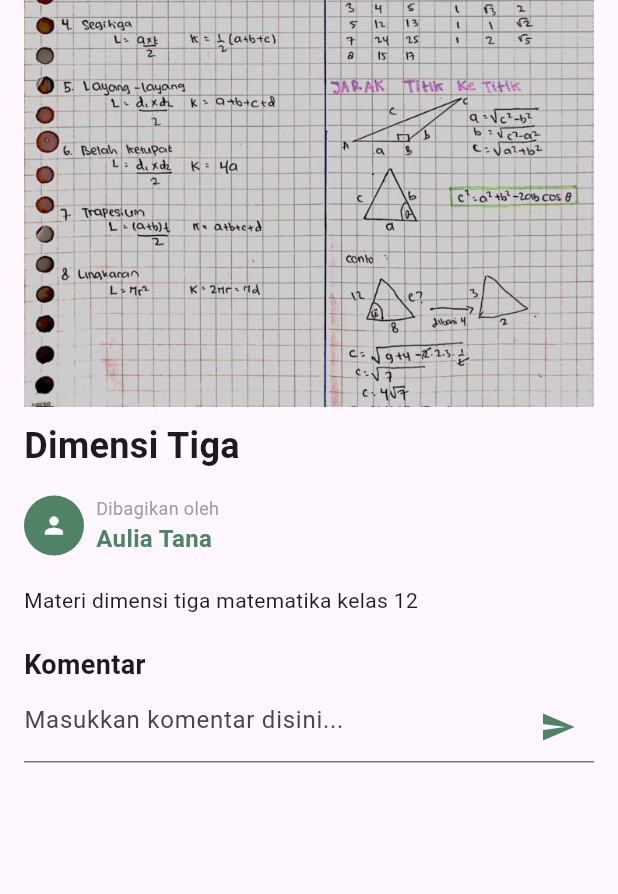
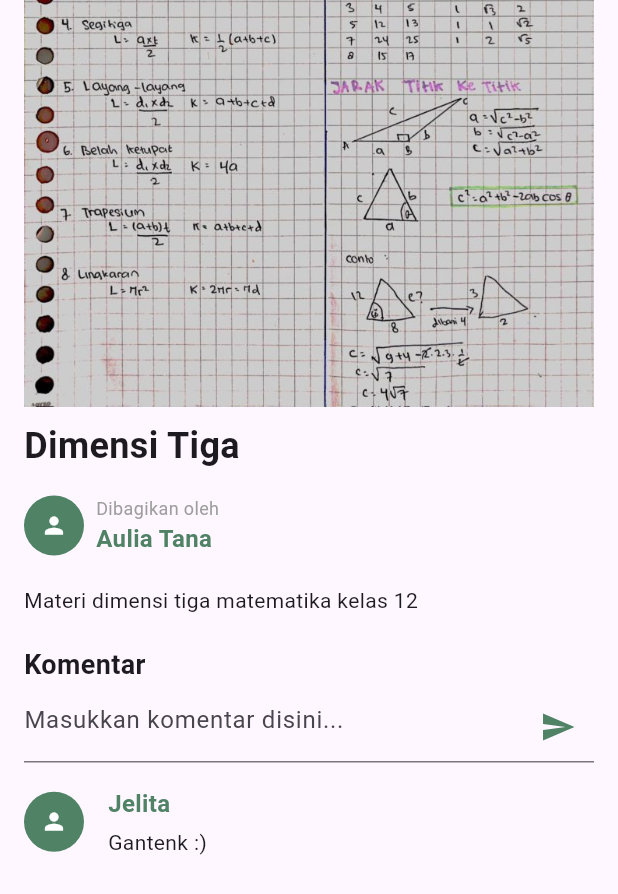
Before and after one commit to faizanrasyad/berbagi-catatan, a Flutter app: the DetailCatatan screen opened directly with sample values from the repository, scrolled down 333 dp, on a phone screen of 412 x 824 dp. Shown: the top 894 px of the screen. Run offline on Flutter 3.47's test engine with Material 3 defaults, Android fonts, the light colour scheme and no system bars; missing offline and left inert: dart:ffi.

Commit message:
Fitur Komen DONE!!!

```diff
--- a/lib/data/komen_data.dart
+++ b/lib/data/komen_data.dart
@@ -10,5 +10,7 @@
 
   KomenData._internal();
 
-  List<Komen> komen = [];
+  List<Komen> komen = [
+    Komen(catatanId: 1, author: 'Jelita', komen: 'Gantenk :)')
+  ];
 }
--- a/lib/model/komen_model.dart
+++ b/lib/model/komen_model.dart
@@ -1,5 +1,7 @@
+import 'dart:ffi';
+
 class Komen {
-  String catatanId;
+  int catatanId;
   String author;
   String komen;
 
--- a/lib/pages/detail_catatan.dart
+++ b/lib/pages/detail_catatan.dart
@@ -1,6 +1,10 @@
+import 'package:berbagi_catatan/data/komen_data.dart';
+import 'package:berbagi_catatan/data/login_data.dart';
 import 'package:berbagi_catatan/model/catatan_model.dart';
+import 'package:berbagi_catatan/model/komen_model.dart';
 import 'package:berbagi_catatan/resources/color.dart';
 import 'package:flutter/material.dart';
+import 'package:flutter/widgets.dart';
 
 class DetailCatatan extends StatefulWidget {
   final Catatan catatan;
@@ -13,14 +17,28 @@
 class _DetailCatatanState extends State<DetailCatatan> {
   TextEditingController commentController = TextEditingController();
   final formkey = GlobalKey<FormState>();
+  List<Komen> komenList = [];
+
+  @override
+  void initState() {
+    // TODO: implement initState
+    super.initState();
+    komenList = KomenData().komen;
+  }
+
   @override
   Widget build(BuildContext context) {
     Catatan catatan = widget.catatan;
+    komenList = KomenData()
+        .komen
+        .where((element) => element.catatanId == catatan.id)
+        .toList();
     double height = MediaQuery.of(context).size.height;
 
     return Scaffold(
       resizeToAvoidBottomInset: false,
-      body: SafeArea(
+      body: Expanded(
+        child: SafeArea(
             child: SingleChildScrollView(
           child: Padding(
             padding: const EdgeInsets.all(16),
@@ -97,7 +115,8 @@
                           children: [
                             Text(
                               'Dibagikan oleh',
-                            style: TextStyle(color: Colors.grey, fontSize: 12),
+                              style:
+                                  TextStyle(color: Colors.grey, fontSize: 12),
                             ),
                             Text(
                               catatan.author,
@@ -139,16 +158,87 @@
                             controller: commentController,
                             decoration: InputDecoration(
                                 hintText: 'Masukkan komentar disini...',
-                            hintStyle: TextStyle(fontWeight: FontWeight.normal),
-                            suffixIcon: Icon(
+                                hintStyle:
+                                    TextStyle(fontWeight: FontWeight.normal),
+                                suffixIcon: InkWell(
+                                  onTap: () {
+                                    String? comment =
+                                        commentController.text.trim();
+                                    if (comment.isNotEmpty) {
+                                      Komen komentar = Komen(
+                                          catatanId: catatan.id,
+                                          author:
+                                              LoginData().getName().toString(),
+                                          komen: comment);
+                                      KomenData().komen.add(komentar);
+                                      commentController.clear();
+                                      setState(() {});
+                                    } else {}
+                                  },
+                                  child: Icon(
                                     Icons.send,
                                     color: Warna().green100,
-                            )),
                                   ),
+                                ))),
+                      ),
+                    ),
+                    Padding(
+                      padding: const EdgeInsets.symmetric(vertical: 8),
+                      child: SizedBox(
+                          height: MediaQuery.of(context).size.height,
+                          child: komenList.isEmpty
+                              ? const Center(
+                                  child: Text(
+                                    'Belum ada komentar',
+                                    style: TextStyle(
+                                        color: Colors.grey, fontSize: 16),
+                                  ),
+                                )
+                              : ListView.builder(
+                                  physics: const NeverScrollableScrollPhysics(),
+                                  itemCount: komenList.length,
+                                  itemBuilder: (context, index) {
+                                    return Padding(
+                                      padding: const EdgeInsets.symmetric(
+                                          vertical: 8),
+                                      child: Row(
+                                        mainAxisAlignment:
+                                            MainAxisAlignment.start,
+                                        children: [
+                                          CircleAvatar(
+                                            backgroundColor: Warna().green100,
+                                            child: Icon(
+                                              Icons.person,
+                                              size: 18,
+                                              color: Colors.white,
                                             ),
                                           ),
                                           const SizedBox(
-                    height: 300,
+                                            width: 16,
+                                          ),
+                                          Column(
+                                            crossAxisAlignment:
+                                                CrossAxisAlignment.start,
+                                            children: [
+                                              Text(
+                                                komenList[index].author,
+                                                overflow: TextOverflow.ellipsis,
+                                                style: TextStyle(
+                                                  fontWeight: FontWeight.w600,
+                                                  color: Warna().green100,
+                                                  fontSize: 16,
+                                                ),
+                                              ),
+                                              const SizedBox(
+                                                height: 4,
+                                              ),
+                                              Text(komenList[index].komen)
+                                            ],
+                                          ),
+                                        ],
+                                      ),
+                                    );
+                                  })),
                     ),
                   ],
                 ),
@@ -156,6 +246,7 @@
             ),
           ),
         )),
+      ),
     );
   }
 }
--- a/lib/pages/login.dart
+++ b/lib/pages/login.dart
@@ -85,6 +85,7 @@
                                   if (value.length < 5) {
                                     return "Password must have 5 characters minimum";
                                   }
+
                                   return null;
                                 },
                               ),
@@ -133,18 +134,18 @@
                                                   passController.text.trim(),
                                           orElse: () => null!);
 
-                                      if (loggedInUser != null) {
+                                      if (loggedInUser == null) {
+                                        ScaffoldMessenger.of(context)
+                                            .showSnackBar(const SnackBar(
+                                                content: Text(
+                                                    'Data pengguna tidak ditemukan!')));
+                                      } else {
                                         LoginData().setLoginData(
                                             loggedInUser.name,
                                             loggedInUser.username,
                                             loggedInUser.password);
-                                        Navigator.pushReplacementNamed(context,
-                                            '/home'); //Unfinished Navigation
-                                      } else {
-                                        ScaffoldMessenger.of(context)
-                                            .showSnackBar(const SnackBar(
-                                                content: Text(
-                                                    'User data is not found!')));
+                                        Navigator.pushReplacementNamed(
+                                            context, '/home');
                                       }
                                     }
                                   },
```
Lines whose indentation alone changed are shown as unchanged.
